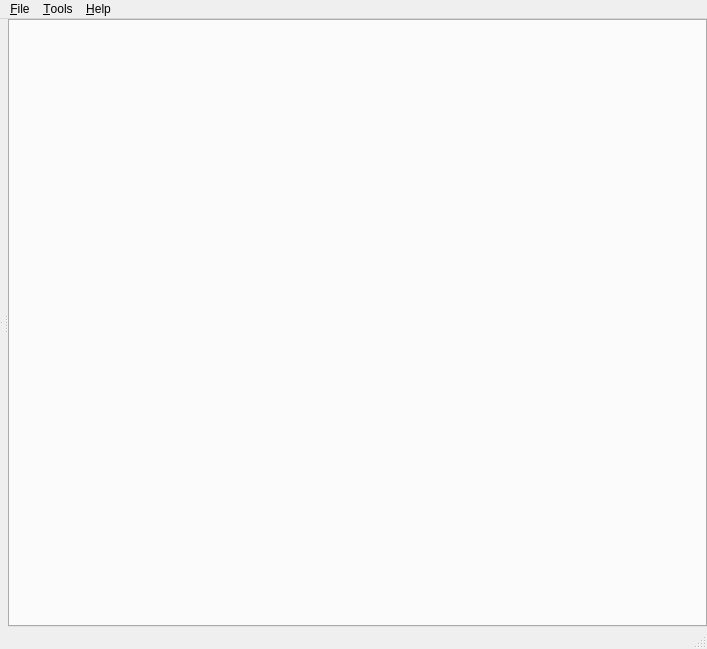
Above: src/mainwindow.ui from fougue/mayo before the change. Below: the same form after it.
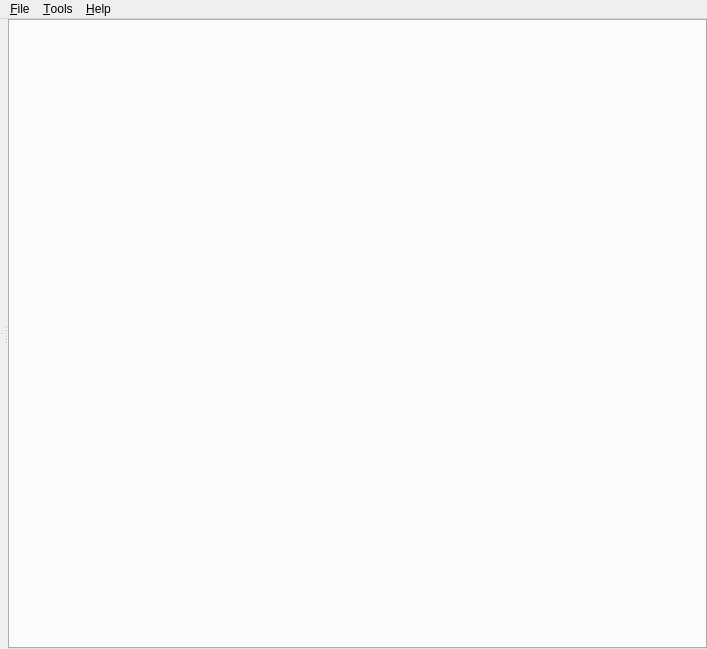
That is the form after the change. Icons and pictures are not drawn. Custom widgets are drawn as their Qt base class.

```diff
--- a/src/mainwindow.ui
+++ b/src/mainwindow.ui
@@ -99,7 +99,6 @@
    <addaction name="menu_Options"/>
    <addaction name="menu_Help"/>
   </widget>
-  <widget class="QStatusBar" name="statusBar"/>
   <action name="actionNewDoc">
    <property name="text">
     <string>New</string>
```
Left out of the diff: 4 changed lines with no effect on the pictures.
